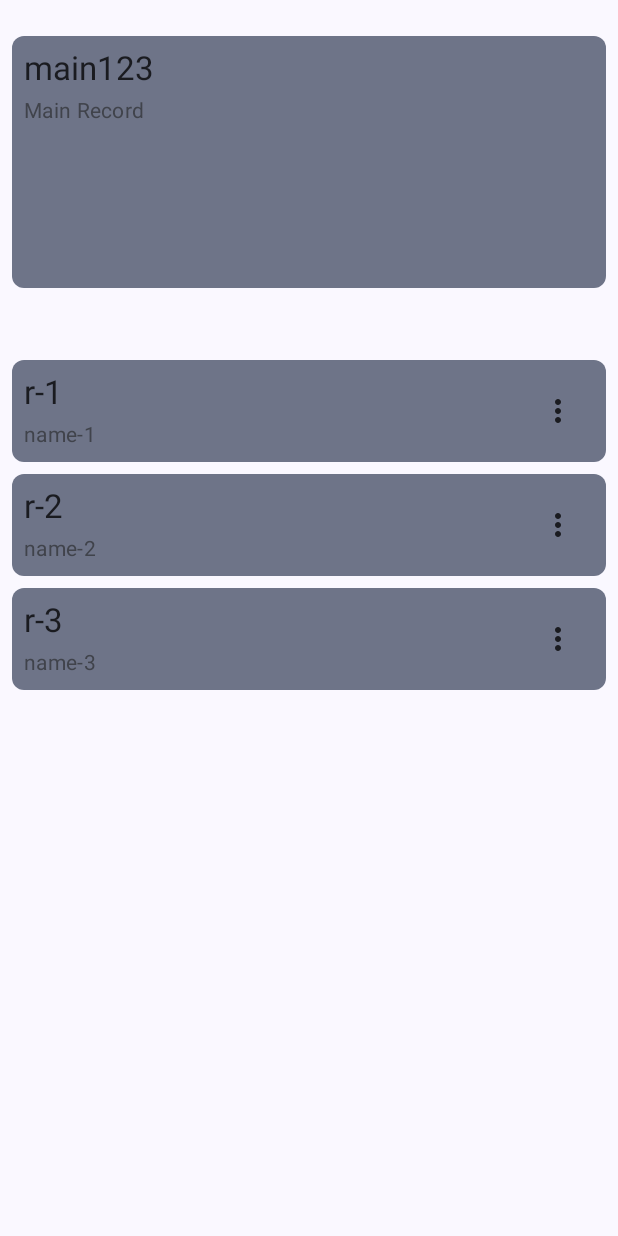
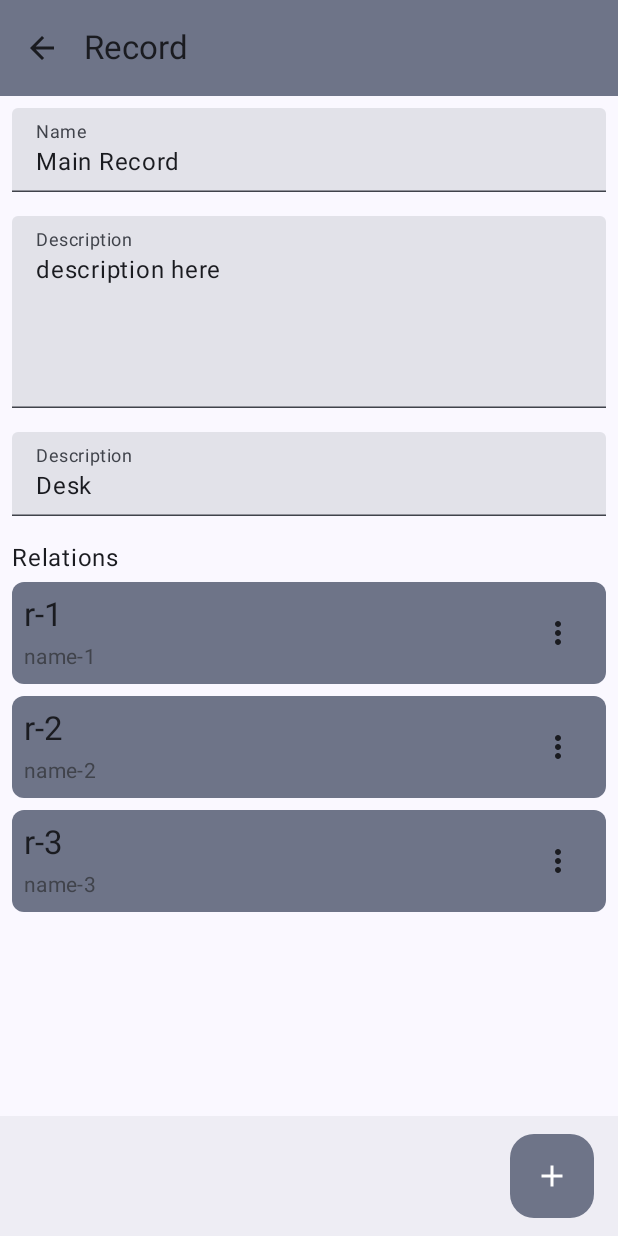
Before and after one commit to wiskiw/RecordManagerApp, an Android app built with Jetpack Compose: the @Preview function ContentPreviewLight, on a phone screen of 412 x 824 dp. Run offline under Robolectric (Android 15) with nearby library versions, the phone set to English and light mode, and no system bars.

Commit message:
Add more details to record screen

```diff
--- a/app/src/main/java/dev/wiskiw/recordmanagerapp/presentation/compose/RecordListView.kt
+++ b/app/src/main/java/dev/wiskiw/recordmanagerapp/presentation/compose/RecordListView.kt
@@ -31,7 +31,6 @@ import androidx.compose.ui.draw.clip
 import androidx.compose.ui.res.stringResource
 import androidx.compose.ui.tooling.preview.Devices
 import androidx.compose.ui.tooling.preview.Preview
-import androidx.compose.ui.unit.DpOffset
 import dev.wiskiw.recordmanagerapp.R
 import dev.wiskiw.recordmanagerapp.domain.model.Record
 import dev.wiskiw.recordmanagerapp.domain.model.RecordType
@@ -46,8 +45,8 @@ fun RecordListView(
     verticalArrangement: Arrangement.Vertical = Arrangement.spacedBy(MaterialTheme.size.one),
     records: List<Record>,
     onClick: (String) -> Unit,
-    onEditClick: (String) -> Unit,
-    onDeleteClick: (String) -> Unit,
+    onEditClick: ((String) -> Unit)? = null,
+    onDeleteClick: ((String) -> Unit)? = null,
 ) {
     LazyColumn(
         modifier = modifier, verticalArrangement = verticalArrangement, contentPadding = contentPadding
@@ -57,8 +56,8 @@ fun RecordListView(
                 modifier = Modifier.fillMaxWidth(),
                 record = record,
                 onClick = { onClick(record.id) },
-                onEditClick = { onEditClick(record.id) },
-                onDeleteClick = { onDeleteClick(record.id) },
+                onEditClick = onEditClick?.let { { onEditClick(record.id) } },
+                onDeleteClick = onDeleteClick?.let { { onDeleteClick(record.id) } },
             )
         }
     }
@@ -69,9 +68,10 @@ private fun RecordItem(
     modifier: Modifier = Modifier,
     record: Record,
     onClick: () -> Unit,
-    onEditClick: () -> Unit,
-    onDeleteClick: () -> Unit,
+    onEditClick: (() -> Unit)? = null,
+    onDeleteClick: (() -> Unit)? = null,
 ) {
+    val isMenuAvailable = onEditClick != null && onDeleteClick != null
     var menuExpanded by remember { mutableStateOf(false) }
 
     val shape = RoundedCornerShape(MaterialTheme.size.one)
@@ -104,6 +104,8 @@ private fun RecordItem(
                 maxLines = 1,
             )
         }
+
+        if (isMenuAvailable) {
             Box {
                 IconButton(
                     onClick = { menuExpanded = true },
@@ -121,16 +123,17 @@ private fun RecordItem(
                         text = { Text(text = "Edit") },
                         onClick = {
                             menuExpanded = false
-                        onEditClick.invoke()
+                            onEditClick?.invoke()
                         }
                     )
                     DropdownMenuItem(
                         text = { Text(text = "Delete") },
                         onClick = {
                             menuExpanded = false
-                        onDeleteClick.invoke()
+                            onDeleteClick?.invoke()
                         }
                     )
+                }
             }
         }
     }
--- a/app/src/main/java/dev/wiskiw/recordmanagerapp/presentation/screen/record/RecordScreen.kt
+++ b/app/src/main/java/dev/wiskiw/recordmanagerapp/presentation/screen/record/RecordScreen.kt
@@ -1,34 +1,52 @@
 package dev.wiskiw.recordmanagerapp.presentation.screen.record
 
-import androidx.compose.foundation.background
 import androidx.compose.foundation.layout.Arrangement
 import androidx.compose.foundation.layout.Column
 import androidx.compose.foundation.layout.PaddingValues
-import androidx.compose.foundation.layout.Row
 import androidx.compose.foundation.layout.fillMaxSize
 import androidx.compose.foundation.layout.fillMaxWidth
-import androidx.compose.foundation.layout.heightIn
+import androidx.compose.foundation.layout.height
 import androidx.compose.foundation.layout.padding
+import androidx.compose.foundation.layout.wrapContentHeight
 import androidx.compose.foundation.shape.RoundedCornerShape
+import androidx.compose.material.icons.Icons
+import androidx.compose.material.icons.automirrored.filled.ArrowBack
+import androidx.compose.material.icons.filled.Add
+import androidx.compose.material3.BottomAppBar
+import androidx.compose.material3.BottomAppBarDefaults
+import androidx.compose.material3.Card
+import androidx.compose.material3.ExperimentalMaterial3Api
+import androidx.compose.material3.FloatingActionButton
+import androidx.compose.material3.FloatingActionButtonDefaults
+import androidx.compose.material3.Icon
+import androidx.compose.material3.IconButton
 import androidx.compose.material3.MaterialTheme
 import androidx.compose.material3.Scaffold
 import androidx.compose.material3.Text
+import androidx.compose.material3.TextField
+import androidx.compose.material3.TopAppBar
+import androidx.compose.material3.TopAppBarDefaults.topAppBarColors
 import androidx.compose.runtime.Composable
 import androidx.compose.runtime.LaunchedEffect
 import androidx.compose.runtime.getValue
 import androidx.compose.ui.Modifier
-import androidx.compose.ui.draw.clip
+import androidx.compose.ui.res.stringResource
 import androidx.compose.ui.tooling.preview.Devices
 import androidx.compose.ui.tooling.preview.Preview
+import androidx.compose.ui.unit.dp
+import androidx.compose.ui.window.Dialog
 import androidx.lifecycle.compose.collectAsStateWithLifecycle
+import dev.wiskiw.recordmanagerapp.R
 import dev.wiskiw.recordmanagerapp.domain.model.Record
 import dev.wiskiw.recordmanagerapp.domain.model.RecordType
 import dev.wiskiw.recordmanagerapp.domain.model.RecordWithRelations
 import dev.wiskiw.recordmanagerapp.presentation.compose.ErrorView
 import dev.wiskiw.recordmanagerapp.presentation.compose.ProgressView
 import dev.wiskiw.recordmanagerapp.presentation.compose.RecordListView
+import dev.wiskiw.recordmanagerapp.presentation.screen.editrecord.EditRecordViewModel
 import dev.wiskiw.recordmanagerapp.presentation.theme.RecordManagerTheme
 import dev.wiskiw.recordmanagerapp.presentation.theme.size
+import dev.wiskiw.recordmanagerapp.presentation.tool.mvi.ConsumeSideEffect
 import org.koin.androidx.compose.koinViewModel
 
 @Composable
@@ -41,6 +59,14 @@ fun RecordScreen(
         viewModel.onArgsReceived(
             recordId = recordId,
         )
+    }
+
+    ConsumeSideEffect(
+        viewModel = viewModel
+    ) { sideEffect: RecordViewModel.SideEffect ->
+        when (sideEffect) {
+            RecordViewModel.SideEffect.NavigateBack -> navigateUp()
+        }
     }
 
     val state by viewModel.uiStateFlow.collectAsStateWithLifecycle()
@@ -57,7 +83,11 @@ private fun Content(
     state: RecordUiState,
     handleAction: (RecordViewModel.Action) -> Unit,
 ) {
-    Scaffold(modifier = modifier.fillMaxSize()) { scaffoldPaddings ->
+    Scaffold(
+        modifier = modifier.fillMaxSize(),
+        topBar = { TopBar(handleAction) },
+        bottomBar = { BottomBar(handleAction) },
+    ) { scaffoldPaddings ->
         when {
             state.isLoading -> ProgressView(
                 modifier = Modifier.padding(scaffoldPaddings),
@@ -77,49 +107,111 @@ private fun Content(
     }
 }
 
+@OptIn(ExperimentalMaterial3Api::class)
+@Composable
+private fun TopBar(
+    handleAction: (RecordViewModel.Action) -> Unit,
+) {
+    TopAppBar(
+        colors = topAppBarColors(
+            containerColor = MaterialTheme.colorScheme.secondaryContainer,
+        ),
+        title = {
+            Text(stringResource(id = R.string.screen_record_title))
+        },
+        navigationIcon = {
+            IconButton(onClick = { handleAction(RecordViewModel.Action.OnBackClick) }) {
+                Icon(
+                    Icons.AutoMirrored.Filled.ArrowBack,
+                    contentDescription = stringResource(id = R.string.screen_record_top_bar_button_back_description),
+                )
+            }
+        },
+    )
+}
+
+@Composable
+private fun BottomBar(
+    handleAction: (RecordViewModel.Action) -> Unit,
+) {
+    BottomAppBar(
+        actions = {},
+        floatingActionButton = {
+            FloatingActionButton(
+                onClick = { handleAction(RecordViewModel.Action.OnAddRelationClick) },
+                containerColor = BottomAppBarDefaults.bottomAppBarFabColor,
+                elevation = FloatingActionButtonDefaults.bottomAppBarFabElevation()
+            ) {
+                Icon(Icons.Filled.Add, "Localized description")
+            }
+        }
+    )
+}
+
 @Composable
 private fun RecordWithRelationsContent(
     modifier: Modifier = Modifier,
     recordWithRelations: RecordWithRelations,
 ) {
-    Column(modifier = modifier) {
-        val shape = RoundedCornerShape(MaterialTheme.size.one)
-        Row(
+    Column(
+        modifier = modifier,
+    ) {
+        TextField(
             modifier = Modifier
-                .padding(horizontal = MaterialTheme.size.one, vertical = MaterialTheme.size.three)
-                .background(
-                    color = MaterialTheme.colorScheme.secondaryContainer,
-                    shape = shape,
-                )
                 .fillMaxWidth()
-                .heightIn(min = MaterialTheme.size.twentyOne)
-                .clip(shape)
                 .padding(MaterialTheme.size.one),
+            readOnly = true,
+            label = {
+                Text(text = stringResource(id = R.string.screen_record_name_title))
+            },
+            value = recordWithRelations.record.name,
+            onValueChange = { },
+        )
 
-            horizontalArrangement = Arrangement.spacedBy(MaterialTheme.size.one),
-        ) {
-            Column(
-                verticalArrangement = Arrangement.spacedBy(MaterialTheme.size.half),
-            ) {
-                Text(
-                    text = recordWithRelations.record.id,
-                    color = MaterialTheme.colorScheme.onSurface,
-                    style = MaterialTheme.typography.titleLarge,
-                )
-                Text(
-                    text = recordWithRelations.record.name,
-                    color = MaterialTheme.colorScheme.onSurfaceVariant,
-                    style = MaterialTheme.typography.bodyMedium,
-                )
-            }
-        }
+        TextField(
+            modifier = Modifier
+                .fillMaxWidth()
+                .padding(MaterialTheme.size.one),
+            readOnly = true,
+            minLines = 4,
+            label = {
+                Text(text = stringResource(id = R.string.screen_record_description_title))
+            },
+            value = recordWithRelations.record.description,
+            onValueChange = { },
+        )
+
+        TextField(
+            modifier = Modifier
+                .fillMaxWidth()
+                .padding(MaterialTheme.size.one),
+            readOnly = true,
+            label = {
+                Text(text = stringResource(id = R.string.screen_record_type_title))
+            },
+            value = recordWithRelations.record.type.name,
+            onValueChange = { },
+        )
+
+        Text(
+            modifier = Modifier
+                .fillMaxWidth()
+                .padding(
+                    top = MaterialTheme.size.one,
+                    start = MaterialTheme.size.one,
+                    end = MaterialTheme.size.one,
+                ),
+            text = stringResource(id = R.string.screen_record_relations_title),
+        )
 
         RecordListView(
             records = recordWithRelations.relations,
             verticalArrangement = Arrangement.spacedBy(MaterialTheme.size.one),
             contentPadding = PaddingValues(
-                vertical = MaterialTheme.size.three,
-                horizontal = MaterialTheme.size.one,
+                top = MaterialTheme.size.half,
+                bottom = MaterialTheme.size.one,
+                start = MaterialTheme.size.one,
+                end = MaterialTheme.size.one,
             ),
             onClick = { id ->
                 // TODO
@@ -127,6 +219,30 @@ private fun RecordWithRelationsContent(
             onEditClick = {},
             onDeleteClick = {},
         )
+    }
+}
+
+@Composable
+private fun RelationsPickerDialog(
+    handleAction: (RecordViewModel.Action) -> Unit,
+    records: List<Record>,
+) {
+    Dialog(
+        onDismissRequest = { handleAction(RecordViewModel.Action.OnDialogDismiss) },
+    ) {
+        Card(
+            modifier = Modifier
+                .fillMaxWidth()
+                .wrapContentHeight()
+                .padding(MaterialTheme.size.four),
+            shape = RoundedCornerShape(MaterialTheme.size.one),
+        ) {
+            RecordListView(
+                contentPadding = PaddingValues(MaterialTheme.size.one),
+                records = records,
+                onClick = { id -> handleAction(RecordViewModel.Action.OnRelationSelect(id)) }
+            )
+        }
     }
 }
 
@@ -167,6 +283,7 @@ private fun ContentPreviewLight() {
         recordWithRelations = recordWithRelations,
         isLoading = false,
         error = null,
+        isRelationsPickerExposed = false
     )
 
     RecordManagerTheme(
@@ -178,3 +295,31 @@ private fun ContentPreviewLight() {
         )
     }
 }
+
+@Preview(showBackground = true, device = Devices.PIXEL)
+@Composable
+private fun RelationsPickerDialogPreview() {
+    RelationsPickerDialog(
+        handleAction = {},
+        records = listOf(
+            Record(
+                id = "r-1",
+                type = RecordType.Desk,
+                name = "name-1",
+                description = "description-1",
+            ),
+            Record(
+                id = "r-2",
+                type = RecordType.Server,
+                name = "name-2",
+                description = "description-2",
+            ),
+            Record(
+                id = "r-3",
+                type = RecordType.Employee,
+                name = "name-3",
+                description = "description-3",
+            ),
+        ),
+    )
+}
--- a/app/src/main/java/dev/wiskiw/recordmanagerapp/presentation/screen/record/RecordUiState.kt
+++ b/app/src/main/java/dev/wiskiw/recordmanagerapp/presentation/screen/record/RecordUiState.kt
@@ -1,7 +1,6 @@
 package dev.wiskiw.recordmanagerapp.presentation.screen.record
 
 import android.os.Parcelable
-import dev.wiskiw.recordmanagerapp.domain.model.Record
 import dev.wiskiw.recordmanagerapp.domain.model.RecordWithRelations
 import kotlinx.parcelize.Parcelize
 
@@ -10,5 +9,7 @@ data class RecordUiState(
     val recordId: String,
     val isLoading: Boolean,
     val error: String?,
+    val isRelationsPickerExposed: Boolean,
+
     val recordWithRelations: RecordWithRelations?,
 ) : Parcelable
--- a/app/src/main/res/values/strings.xml
+++ b/app/src/main/res/values/strings.xml
@@ -3,12 +3,18 @@
 
     <string name="screen_record_list_title">Records</string>
 
+    <string name="screen_record_title">Record</string>
+    <string name="screen_record_top_bar_button_back_description">Back Button</string>
+    <string name="screen_record_name_title">Name</string>
+    <string name="screen_record_description_title">Description</string>
+    <string name="screen_record_type_title">Description</string>
+    <string name="screen_record_relations_title">Relations</string>
 
     <string name="screen_edit_title_edit">Edit Record</string>
     <string name="screen_edit_title_create">Create Record</string>
     <string name="screen_edit_top_bar_button_back_description">Back Button</string>
     <string name="screen_edit_top_bar_button_save_description">Save Button</string>
-    <string name="screen_edit_record_name_title">Name:</string>
+    <string name="screen_edit_record_name_title">Name</string>
     <string name="screen_edit_record_description_title">Description</string>
 
     <string name="compose_record_list_view_button_record_menu_description">Save Button</string>
```
Also changed, not shown: app/src/main/java/dev/wiskiw/recordmanagerapp/presentation/screen/record/RecordViewModel.kt (+18 -1 lines). Lines whose indentation alone changed are shown as unchanged.
